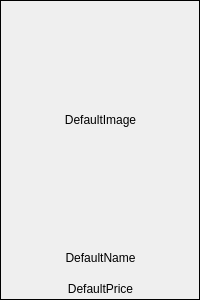
This is Front/menu/menuItem.ui in LeeHuSeong/Kiosk_AI as Qt 5 draws it before an edit. The edited form follows.
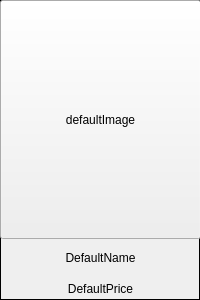
This is the edited form.

```diff
--- a/Front/menu/menuItem.ui
+++ b/Front/menu/menuItem.ui
@@ -69,7 +69,7 @@
       </property>
       <layout class="QVBoxLayout" name="verticalLayout">
        <item>
-        <widget class="QLabel" name="menuImg">
+        <widget class="QPushButton" name="menuImg">
          <property name="sizePolicy">
           <sizepolicy hsizetype="Minimum" vsizetype="MinimumExpanding">
            <horstretch>0</horstretch>
@@ -77,10 +77,7 @@
           </sizepolicy>
          </property>
          <property name="text">
-          <string>DefaultImage</string>
-         </property>
-         <property name="alignment">
-          <set>Qt::AlignCenter</set>
+          <string>defaultImage</string>
          </property>
         </widget>
        </item>
```
